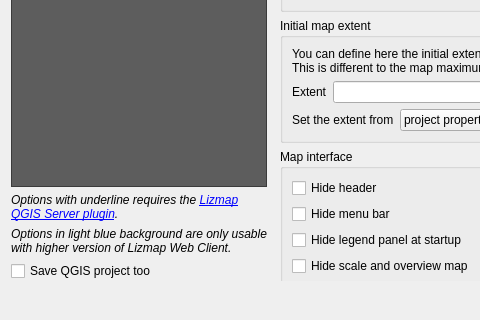
This is lizmap/resources/ui/ui_lizmap.ui in 3liz/lizmap-plugin as Qt 5 draws it before an edit; both pictures show x 0 to 480 and y 436 to 756 of the 1033 by 756 pixel window. The edited form follows.
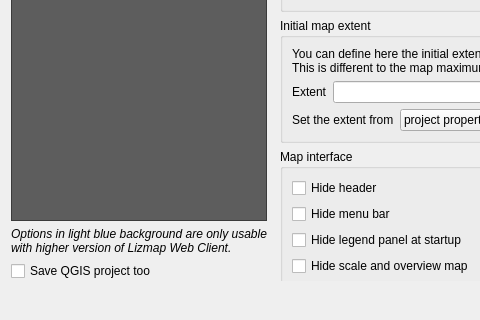
This is the edited form. Custom widgets are drawn as their Qt base class.

Commit message: UX - Remove notes about Lizmap QGIS server plugin

Patch:
```diff
--- a/lizmap/resources/ui/ui_lizmap.ui
+++ b/lizmap/resources/ui/ui_lizmap.ui
@@ -170,24 +170,6 @@
          </item>
         </widget>
        </item>
-       <item>
-        <widget class="QLabel" name="label_lizmap_server">
-         <property name="font">
-          <font>
-           <italic>true</italic>
-          </font>
-         </property>
-         <property name="text">
-          <string>&lt;html&gt;&lt;head/&gt;&lt;body&gt;&lt;p&gt;Options with underline requires the &lt;a href=&quot;https://docs.lizmap.com/current/en/install/pre_requirements.html#qgis-server-plugins&quot;&gt;&lt;span style=&quot; text-decoration: underline; color:#0000ff;&quot;&gt;Lizmap QGIS Server plugin&lt;/span&gt;&lt;/a&gt;.&lt;/p&gt;&lt;/body&gt;&lt;/html&gt;</string>
-         </property>
-         <property name="wordWrap">
-          <bool>true</bool>
-         </property>
-         <property name="openExternalLinks">
-          <bool>true</bool>
-         </property>
-        </widget>
-       </item>
        <item>
         <widget class="QLabel" name="label_lwc_version">
          <property name="font">
```
The commit also changes 2 other files.
